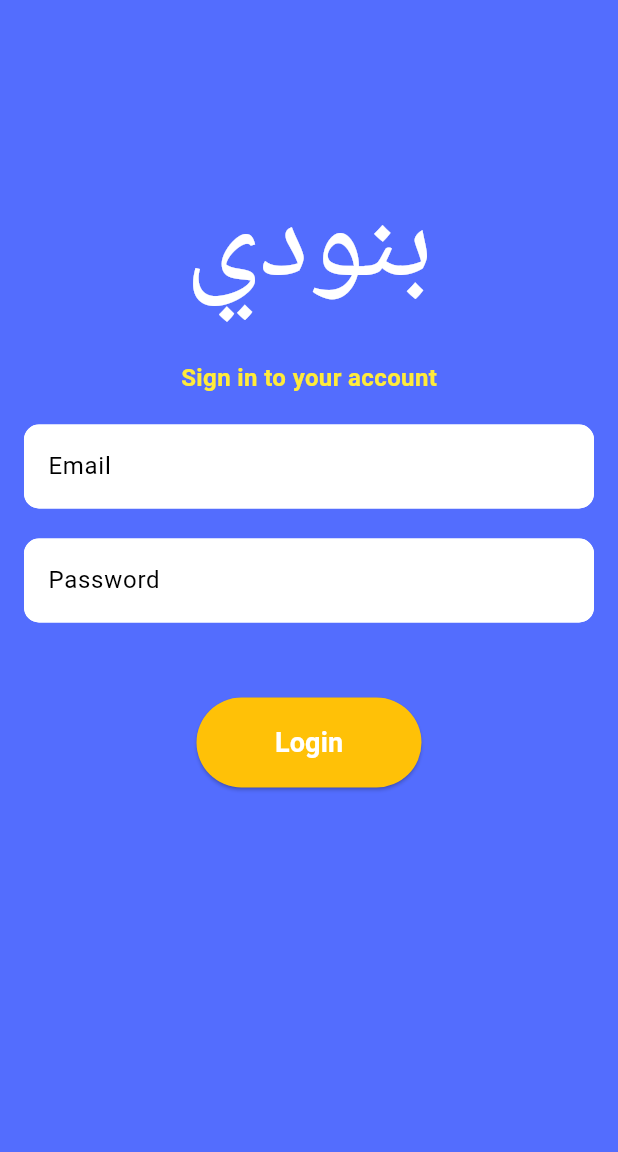
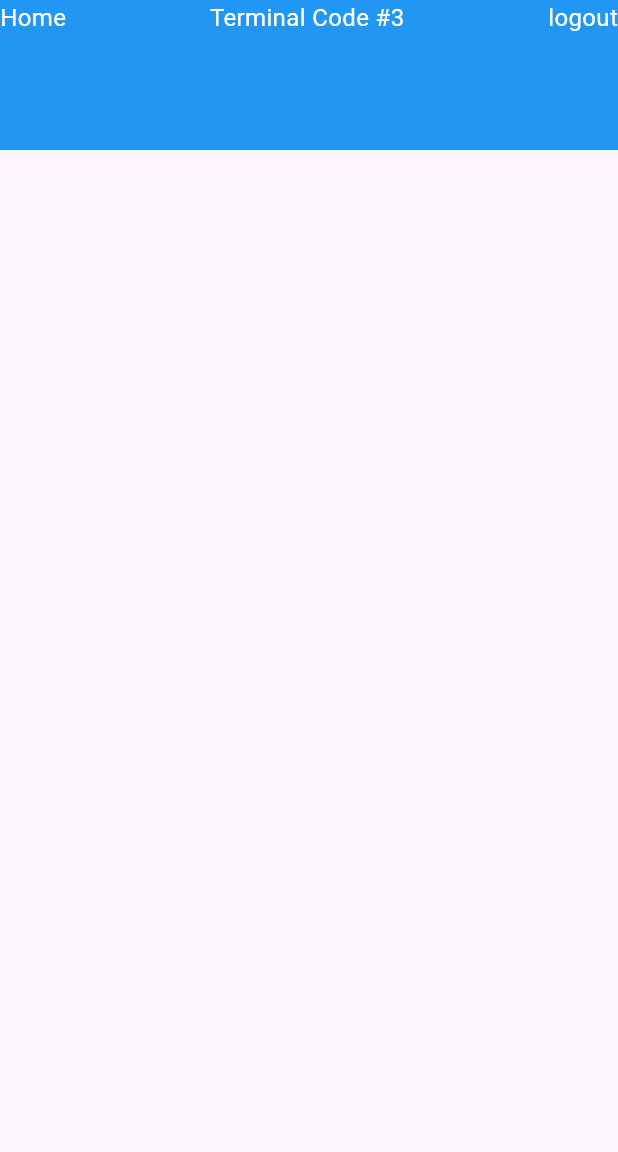
Before and after one commit to AtiqDevExpert/flutter_pos, a Flutter app: the screen it shows after launch, on a phone screen of 412 x 824 dp, the part 84-1236 px from its top. Run offline on Flutter 3.47's test engine with Material 3 defaults, Android fonts, the phone set to English and light mode, and no system bars.

Commit message:
updated code

```diff
--- a/lib/main.dart
+++ b/lib/main.dart
@@ -12,16 +12,77 @@ class MyApp extends StatelessWidget {
       title: 'Bnody POS',
       debugShowCheckedModeBanner: false,
       home: Scaffold(
-        // appBar: AppBar(
-        //   title: const Text(
-        //     'Bnody POS',
-        //     style: TextStyle(
-        //         color: Colors.white, fontSize: 26, fontWeight: FontWeight.bold),
+          resizeToAvoidBottomInset: true,
+          appBar: AppBar(
+            title: const Text(
+              'Bnody POS',
+              style: TextStyle(
+                  color: Colors.indigoAccent,
+                  fontSize: 26,
+                  fontWeight: FontWeight.bold),
+            ),
+            backgroundColor: Colors.indigoAccent,
+          ),
+          body: Container(
+            color: Colors.blue,
+            height: 100,
+            // margin: const EdgeInsets.only(left: 50, right: 50),
+            child: const Column(
+              children: [
+                Row(
+                  mainAxisAlignment: MainAxisAlignment.spaceBetween,
+                  children: [
+                    Text('Home',
+                        style: TextStyle(fontSize: 16, color: Colors.white)),
+                    Text(
+                      'Terminal Code #3',
+                      style: TextStyle(fontSize: 16, color: Colors.white),
+                    ),
+                    Text(
+                      'logout',
+                      style: TextStyle(fontSize: 16, color: Colors.white),
+                    )
+                  ],
+                ),
+                Row(
+                  mainAxisAlignment: MainAxisAlignment.spaceBetween,
+                  // mainAxisSize: MainAxisSize.max,
+                  children: [
+                    // TextField(
+                    //   onChanged: (text) {
+                    //     print(text);
+                    //   },
+                    //   keyboardType: TextInputType.name,
+                    //   decoration: InputDecoration(
+                    //     labelText: 'Email',
+                    //     filled: true,
+                    //     fillColor: Colors.white,
+                    //     floatingLabelStyle:
+                    //         const TextStyle(color: Colors.black, fontSize: 24),
+                    //     hintText: AutofillHints.username,
+                    //     hintStyle: const TextStyle(
+                    //         color: Colors.black26, fontSize: 14),
+                    //     labelStyle: const TextStyle(color: Colors.black),
+                    //     focusedBorder: OutlineInputBorder(
+                    //       borderRadius: BorderRadius.circular(10.0),
+                    //       borderSide: const BorderSide(color: Colors.white),
+                    //     ),
+                    //     enabledBorder: OutlineInputBorder(
+                    //       borderRadius: BorderRadius.circular(10.0),
+                    //       borderSide: const BorderSide(color: Colors.white),
+                    //     ),
+                    //     border: OutlineInputBorder(
+                    //       borderRadius: BorderRadius.circular(10.0),
+                    //       borderSide:
+                    //           const BorderSide(color: Colors.black, width: 1),
+                    //     ),
                     //   ),
-        //   backgroundColor: Colors.purple,
                     // ),
-        body: Container(
-          color: Colors.indigoAccent,
+                  ],
+                ),
+              ],
+            ),
+
             // decoration: const BoxDecoration(
             //   image: DecorationImage(
             //     image: AssetImage(
@@ -29,128 +90,7 @@ class MyApp extends StatelessWidget {
             //     fit: BoxFit.cover,
             //   ),
             // ),
-          child: Center(
-            child: Container(
-              width: 380,
-              height: 500,
-              // padding: const EdgeInsets.all(16.0),
-              // color: Colors.white.withOpacity(0.1),
-              // Adjust the opacity as needed
-              child: Column(
-                children: [
-                  const Text(
-                    'بنودي',
-                    style: TextStyle(
-                        color: Colors.white,
-                        fontSize: 80,
-                        fontWeight: FontWeight.w500 ),
-                  ),
-                  Container(
-                    height: 20,
-                  ),
-
-                  // Image.asset(
-                  //   'assets/images/logo1.png', // Add your image path
-                  //   width: 100,
-                  //   height: 100,
-                  // ),
-                  const Text(
-                    'Sign in to your account',
-                    style: TextStyle(
-                        color: Colors.yellow,
-                        fontSize: 16,
-                        fontWeight: FontWeight.bold),
-                  ),
-                  Container(
-                    height: 20,
-                  ),
-                  TextField(
-                    onChanged: (text) {
-                      print(text);
-                    },
-                    keyboardType: TextInputType.name,
-
-                    decoration: InputDecoration(
-                      labelText: 'Email',
-                      filled: true,
-                      fillColor: Colors.white,
-                      floatingLabelStyle:const TextStyle(color : Colors.black,fontSize: 24),
-                      hintText:AutofillHints.username ,
-                      hintStyle:const TextStyle(color: Colors.black26,fontSize: 14),
-                      labelStyle: const TextStyle(color: Colors.black),
-                      focusedBorder: OutlineInputBorder(
-                        borderRadius: BorderRadius.circular(10.0),
-                        borderSide: const BorderSide(color: Colors.white),
-
-                      ),
-                      enabledBorder: OutlineInputBorder(
-                        borderRadius: BorderRadius.circular(10.0),
-                        borderSide: const BorderSide(color: Colors.white),
-                      ),
-                      border: OutlineInputBorder(
-                        borderRadius: BorderRadius.circular(10.0),
-                        borderSide:
-                            const BorderSide(color: Colors.black, width: 1),
-                      ),
-                    ),
-                  ),
-                  Container(
-                    height: 20,
-                  ),
-                  TextField(
-                    onChanged: (text) {
-                      print(text);
-                    },
-
-                    decoration: InputDecoration(
-
-                      filled: true,
-                      fillColor: Colors.white,
-                      floatingLabelStyle:const TextStyle(color : Colors.black,fontSize: 24),
-                      labelText: 'Password',
-                      labelStyle: const TextStyle(color: Colors.black),
-                      hintText:AutofillHints.password ,
-                      hintStyle:const TextStyle(color: Colors.black26,fontSize: 14),
-                      focusedBorder: OutlineInputBorder(
-                        borderRadius: BorderRadius.circular(10.0),
-                        borderSide: const BorderSide(color: Colors.white),
-                      ),
-                      enabledBorder: OutlineInputBorder(
-                        borderRadius: BorderRadius.circular(10.0),
-                        borderSide: const BorderSide(color: Colors.white),
-                      ),
-                      border: OutlineInputBorder(
-                        borderRadius: BorderRadius.circular(10.0),
-                        borderSide:
-                            const BorderSide(color: Colors.black, width: 1),
-                      ),
-                    ),
-                  ),
-                  Container(
-                    height: 50,
-                  ),
-                  ElevatedButton(
-                    style: ElevatedButton.styleFrom(
-                      backgroundColor: Colors.amber,
-                      fixedSize: const Size(150, 60),
-                    ),
-                    onPressed: () {
-                      print("login pressed");
-                    },
-                    child: const Text(
-                      'Login',
-                      style: TextStyle(
-                          fontSize: 18,
-                          color: Colors.white,
-                          fontWeight: FontWeight.bold),
-                    ),
-                  ),
-                ],
-              ),
-            ),
-          ),
-        ),
-      ),
+          )),
     );
   }
 }
```
Also changed, not shown: lib/Login/login.dart (added, +160 -0 lines). Lines whose indentation alone changed are shown as unchanged.
